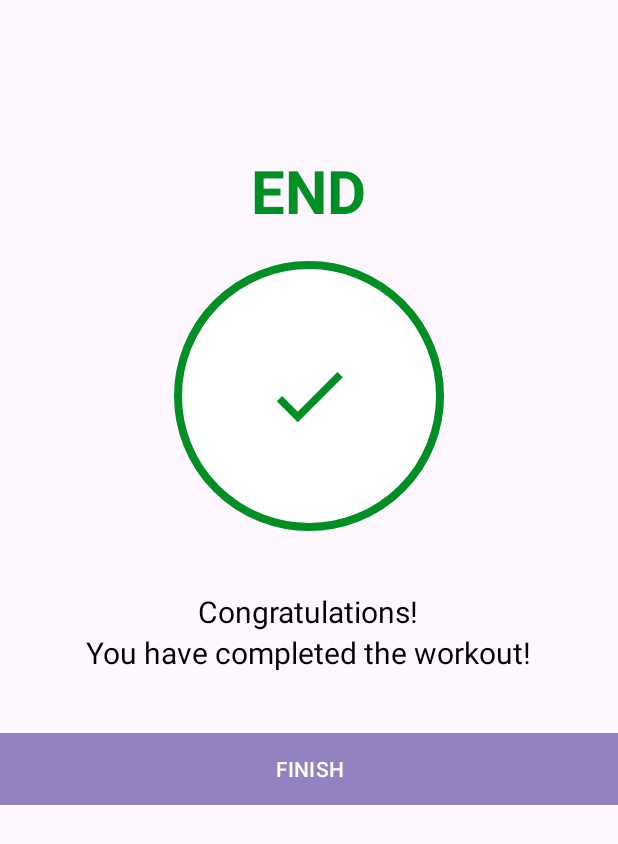
After one commit to Khavi18/WorkoutAppKotlin, an Android app: the FinishActivity screen opened directly, with no data from a screen before it, on a phone screen of 412 x 824 dp. The commit adds this screen. Shown: the top 844 px of the screen. Run offline under Robolectric (Android 15) with nearby library versions, the phone set to English and light mode, and no system bars.

Commit message:
feat: add finish screen

```diff
--- a/app/src/main/AndroidManifest.xml
+++ b/app/src/main/AndroidManifest.xml
@@ -19,6 +19,9 @@
         android:theme="@style/Theme.WorkoutAppKotlin"
         tools:targetApi="31">
         <activity
+            android:name=".FinishActivity"
+            android:exported="false" />
+        <activity
             android:name=".ExerciseActivity"
             android:exported="false" />
         <activity
--- a/app/src/main/java/com/example/workoutappkotlin/ExerciseActivity.kt
+++ b/app/src/main/java/com/example/workoutappkotlin/ExerciseActivity.kt
@@ -1,5 +1,6 @@
 package com.example.workoutappkotlin
 
+import android.content.Intent
 import android.media.MediaPlayer
 import android.net.Uri
 import android.os.Bundle
@@ -32,6 +33,8 @@ class ExerciseActivity : AppCompatActivity(), TextToSpeech.OnInitListener {
     private var player: MediaPlayer? = null
 
     private var exerciseAdapter: ExerciseStatusAdapter? = null
+    private var restTimerDuration: Long = 1
+    private var exerciseTimerDuration: Long = 1
 
     override fun onCreate(savedInstanceState: Bundle?) {
         super.onCreate(savedInstanceState)
@@ -70,7 +73,7 @@ class ExerciseActivity : AppCompatActivity(), TextToSpeech.OnInitListener {
 
     private fun setExerciseProgressBar() {
         binding?.progressBarExercise?.progress = exerciseProgress
-        restTimer = object : CountDownTimer(3000, 1000) {
+        restTimer = object : CountDownTimer(exerciseTimerDuration*1000, 1000) {
             override fun onTick(p0: Long) {
                 exerciseProgress++
                 binding?.progressBarExercise?.progress = 30 - exerciseProgress
@@ -85,7 +88,9 @@ class ExerciseActivity : AppCompatActivity(), TextToSpeech.OnInitListener {
                 if(currentExercisePosition < exerciseList?.size!! - 1) {
                     setupRestView()
                 } else {
-                    Toast.makeText(this@ExerciseActivity, "Workout Complete", Toast.LENGTH_SHORT).show()
+                    finish()
+                    val intent = Intent(this@ExerciseActivity, FinishActivity::class.java)
+                    startActivity(intent)
                 }
             }
         }.start()
@@ -93,7 +98,7 @@ class ExerciseActivity : AppCompatActivity(), TextToSpeech.OnInitListener {
 
     private fun setRestProgressBar() {
         binding?.progressBar?.progress = restProgress
-        restTimer = object : CountDownTimer(3000, 1000) {
+        restTimer = object : CountDownTimer(restTimerDuration*1000, 1000) {
             override fun onTick(p0: Long) {
                 restProgress++
                 binding?.progressBar?.progress = 10 - restProgress
--- /dev/null
+++ b/app/src/main/java/com/example/workoutappkotlin/FinishActivity.kt
@@ -0,0 +1,39 @@
+package com.example.workoutappkotlin
+
+import android.content.Intent
+import android.os.Bundle
+import androidx.activity.enableEdgeToEdge
+import androidx.appcompat.app.AppCompatActivity
+import androidx.core.view.ViewCompat
+import androidx.core.view.WindowInsetsCompat
+import com.example.workoutappkotlin.databinding.ActivityFinishBinding
+
+class FinishActivity : AppCompatActivity() {
+
+    private var binding: ActivityFinishBinding? = null
+
+    override fun onCreate(savedInstanceState: Bundle?) {
+        super.onCreate(savedInstanceState)
+        enableEdgeToEdge()
+
+        binding = ActivityFinishBinding.inflate(layoutInflater)
+
+        setContentView(binding?.root)
+        ViewCompat.setOnApplyWindowInsetsListener(findViewById(R.id.main)) { v, insets ->
+            val systemBars = insets.getInsets(WindowInsetsCompat.Type.systemBars())
+            v.setPadding(systemBars.left, systemBars.top, systemBars.right, systemBars.bottom)
+            insets
+        }
+
+        binding?.btnFinish?.setOnClickListener {
+            finish()
+
+        }
+    }
+
+    override fun onDestroy() {
+        super.onDestroy()
+
+        binding = null
+    }
+}
--- /dev/null
+++ b/app/src/main/res/drawable/baseline_check_24.xml
@@ -0,0 +1,5 @@
+<vector xmlns:android="http://schemas.android.com/apk/res/android" android:height="24dp" android:tint="#008F24" android:viewportHeight="24" android:viewportWidth="24" android:width="24dp">
+
+    <path android:fillColor="@android:color/white" android:pathData="M9,16.17L4.83,12l-1.42,1.41L9,19 21,7l-1.41,-1.41z"/>
+
+</vector>
--- /dev/null
+++ b/app/src/main/res/layout/activity_finish.xml
@@ -0,0 +1,61 @@
+<?xml version="1.0" encoding="utf-8"?>
+<LinearLayout xmlns:android="http://schemas.android.com/apk/res/android"
+    xmlns:app="http://schemas.android.com/apk/res-auto"
+    xmlns:tools="http://schemas.android.com/tools"
+    android:id="@+id/main"
+    android:layout_width="match_parent"
+    android:layout_height="match_parent"
+    android:orientation="vertical"
+    android:gravity="center_horizontal"
+    tools:context=".FinishActivity">
+
+    <TextView
+        android:layout_width="wrap_content"
+        android:layout_height="wrap_content"
+        android:layout_marginTop="100dp"
+        android:text="@string/end"
+        android:textColor="@color/colorAccent"
+        android:textStyle="bold"
+        android:textSize="40sp" />
+
+    <LinearLayout
+        android:layout_width="180dp"
+        android:layout_height="180dp"
+        android:layout_marginTop="20dp"
+        android:layout_gravity="center"
+        android:background="@drawable/item_circular_color_accent_border"
+        android:gravity="center">
+
+        <ImageView
+            android:layout_width="60dp"
+            android:layout_height="60dp"
+            android:background="@drawable/baseline_check_24"
+
+            />
+    </LinearLayout>
+
+    <TextView
+        android:layout_width="wrap_content"
+        android:layout_height="wrap_content"
+        android:layout_marginTop="40dp"
+        android:text="@string/congratulations"
+        android:textColor="@color/black"
+        android:textSize="20sp" />
+
+    <TextView
+        android:layout_width="wrap_content"
+        android:layout_height="wrap_content"
+        android:text="@string/you_have_completed_the_workout"
+        android:textColor="@color/black"
+        android:textSize="20sp" />
+
+    <Button
+        android:id="@+id/btnFinish"
+        android:layout_width="match_parent"
+        android:layout_height="wrap_content"
+        android:text="@string/finish"
+        android:layout_marginTop="40dp"
+        android:background="@color/colorPrimary"/>
+
+
+</LinearLayout>
--- a/app/src/main/res/values/strings.xml
+++ b/app/src/main/res/values/strings.xml
@@ -4,4 +4,8 @@
     <string name="start_image">start image</string>
     <string name="get_ready_for">GET READY FOR</string>
     <string name="upcoming_exercise">UPCOMING EXERCISE:</string>
+    <string name="end">END</string>
+    <string name="congratulations">Congratulations!</string>
+    <string name="you_have_completed_the_workout">You have completed the workout!</string>
+    <string name="finish">FINISH</string>
 </resources>
```
